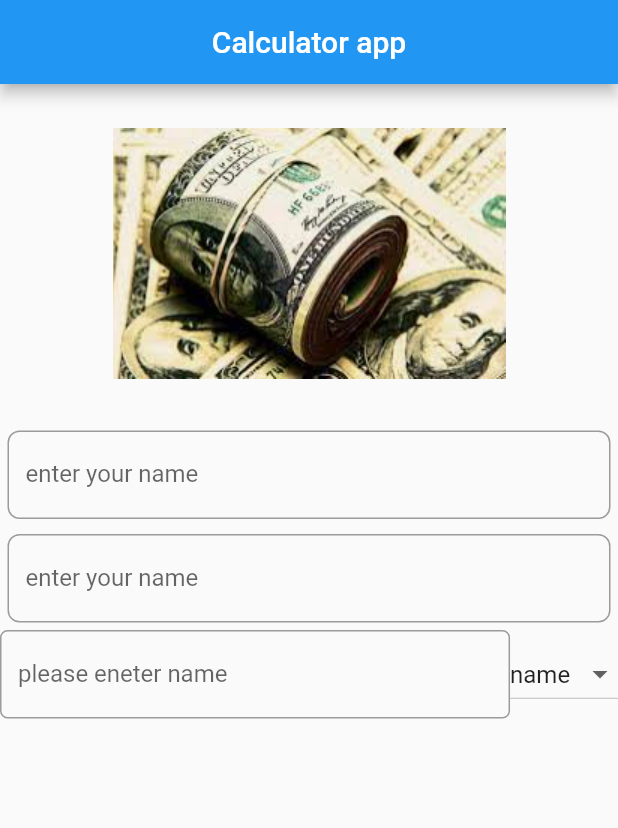
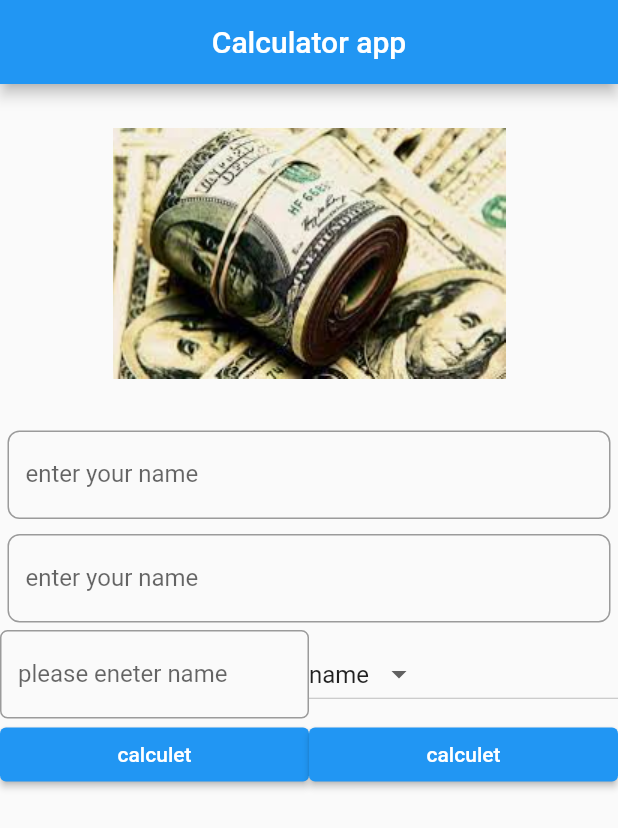
Before and after one commit to like-github1/advanced_flutter_project, a Flutter app: the screen it shows after launch, on a phone screen of 412 x 824 dp. Shown: the top 828 px of the screen. Run offline on Flutter 3.47's test engine with Material 2 defaults, Android fonts, the phone set to English and light mode, and no system bars.

Commit message:
Ui_design_for_calculator_app
this is the Ui Design for simple Calculator

```diff
--- a/lib/main.dart
+++ b/lib/main.dart
@@ -21,12 +21,13 @@ class _homepageState extends State<homepage> {
   @override
   Widget build(BuildContext context) {
     return Scaffold(
+     // resizeToAvoidBottomInset: false,//avoids bottom overflow
       appBar: AppBar(
         title: const Text("Calculator app"),
         centerTitle:true ,
       ),
       body: Container(
-        child: Column(
+        child: ListView(
           children: <Widget>[
             getimage(),
           Padding(
@@ -75,7 +76,9 @@ class _homepageState extends State<homepage> {
                     ),
                   ),
                 ),
-                DropdownButton(
+
+               Expanded(
+                    child: DropdownButton(
                       items: <String>['name','city','adress'].map((e){
                         return DropdownMenuItem<String>(
                           value: e,
@@ -89,9 +92,30 @@ class _homepageState extends State<homepage> {
 
                       },
                       value: namevalue,
-                )
+                    ),
+
+                ),
+
               ],
-            )
+            ),
+            Row(
+              children: <Widget>[
+                 Expanded(
+                    child: ElevatedButton(
+                      onPressed: (){},
+                      child: Text("calculet"),
+                    ),
+                  ),
+                 Expanded(
+                    child: ElevatedButton(
+                      onPressed: (){},
+                      child: Text("calculet"),
+
+                    ),
+                  ),
+
+              ],
+            ),
           ],
         ),
       ),
```
Lines whose indentation alone changed are shown as unchanged.
